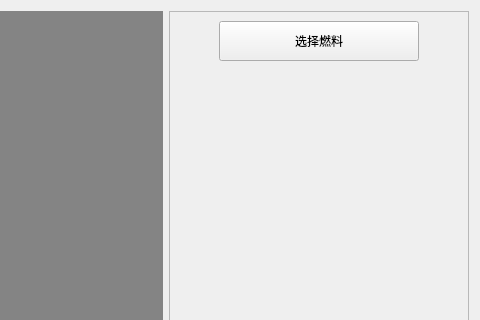
Above: src/mainwidget.ui from d-moco/GS-Capture before the change; both pictures show x 619 to 1099 and y 0 to 320 of the 1099 by 708 pixel window. Below: the same form after it.
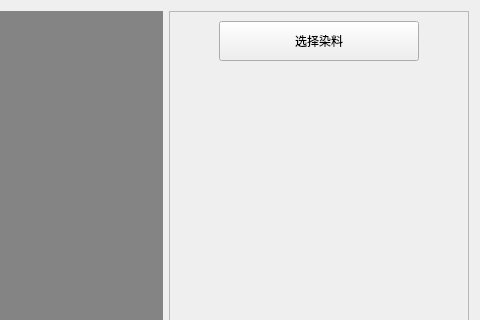
That is the form after the change. Icons and pictures are not drawn. Custom widgets are drawn as their Qt base class.

```diff
--- a/src/mainwidget.ui
+++ b/src/mainwidget.ui
@@ -454,7 +454,7 @@
            <bool>false</bool>
           </property>
           <property name="text">
-           <string>选择燃料</string>
+           <string>选择染料</string>
           </property>
           <property name="icon">
            <iconset resource="img.qrc">
```
